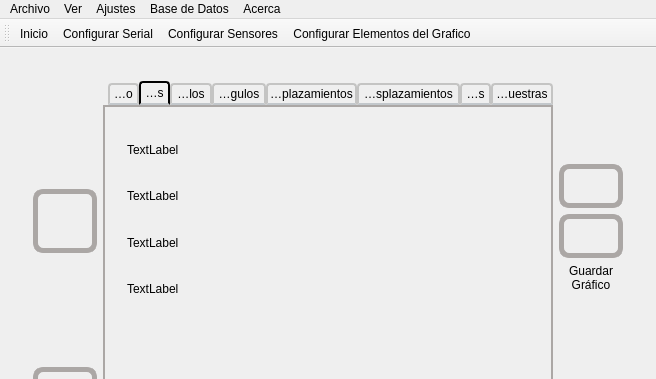
First picture: the form in mainwindow.ui, repository hectorda/Bio-Feedback, before the edit; both pictures show x 0 to 656 and y 0 to 379 of the 656 by 628 pixel window.
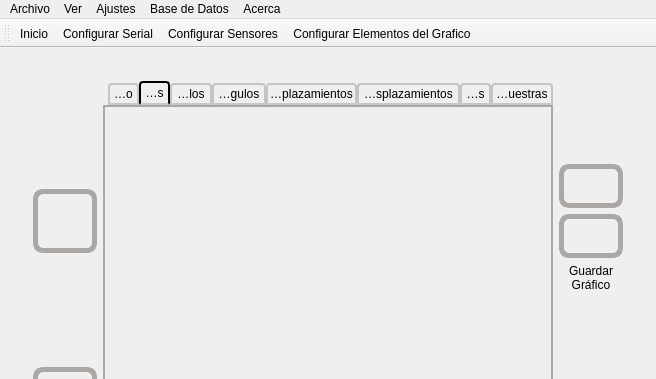
Second picture: the form after the edit. Icons and pictures are not drawn. Custom widgets are drawn as their Qt base class.

What changed in the file:
```diff
--- a/mainwindow.ui
+++ b/mainwindow.ui
@@ -1252,36 +1252,7 @@
                </item>
                <item row="0" column="0">
                 <widget class="QWidget" name="widget_2" native="true">
-                 <layout class="QGridLayout" name="gridLayout_13">
-                  <item row="1" column="0">
-                   <widget class="QLabel" name="label_4">
-                    <property name="text">
-                     <string>TextLabel</string>
-                    </property>
-                   </widget>
-                  </item>
-                  <item row="3" column="0">
-                   <widget class="QLabel" name="label_10">
-                    <property name="text">
-                     <string>TextLabel</string>
-                    </property>
-                   </widget>
-                  </item>
-                  <item row="0" column="0">
-                   <widget class="QLabel" name="label_2">
-                    <property name="text">
-                     <string>TextLabel</string>
-                    </property>
-                   </widget>
-                  </item>
-                  <item row="2" column="0">
-                   <widget class="QLabel" name="label_11">
-                    <property name="text">
-                     <string>TextLabel</string>
-                    </property>
-                   </widget>
-                  </item>
-                 </layout>
+                 <layout class="QGridLayout" name="gridLayout_13"/>
                 </widget>
                </item>
               </layout>
```
Left out of the diff: 2 changed lines with no effect on the pictures.
